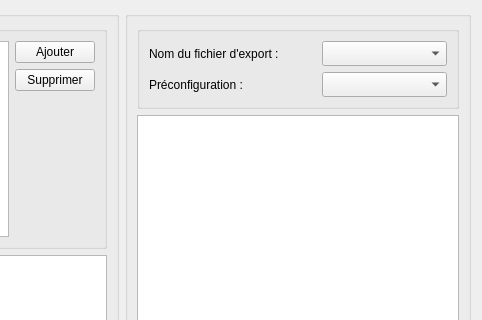
This is src/View/filepane.ui in cinemaouvert/OCT as Qt 5 draws it before an edit; both pictures show x 279 to 761 and y 0 to 320 of the 761 by 500 pixel window. The edited form follows.
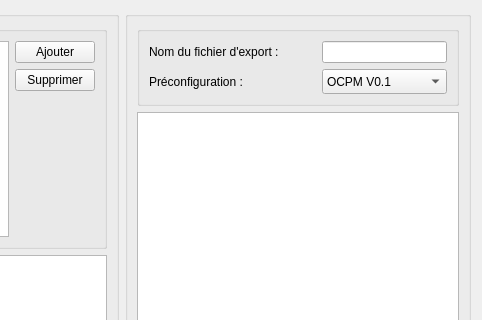
This is the edited form.

Patch:
```diff
--- a/src/View/filepane.ui
+++ b/src/View/filepane.ui
@@ -119,16 +119,13 @@
             </spacer>
            </item>
            <item>
-            <widget class="QComboBox" name="comboBox_2">
+            <widget class="QLineEdit" name="lineEdit_ExportName">
              <property name="minimumSize">
               <size>
                <width>125</width>
-               <height>25</height>
+               <height>0</height>
               </size>
              </property>
-             <property name="sizeAdjustPolicy">
-              <enum>QComboBox::AdjustToMinimumContentsLength</enum>
-             </property>
             </widget>
            </item>
           </layout>
@@ -169,6 +166,11 @@
              <property name="sizeAdjustPolicy">
               <enum>QComboBox::AdjustToMinimumContentsLength</enum>
              </property>
+             <item>
+              <property name="text">
+               <string>OCPM V0.1</string>
+              </property>
+             </item>
             </widget>
            </item>
           </layout>
```
Left out of the diff: 30 changed lines with no effect on the pictures.
